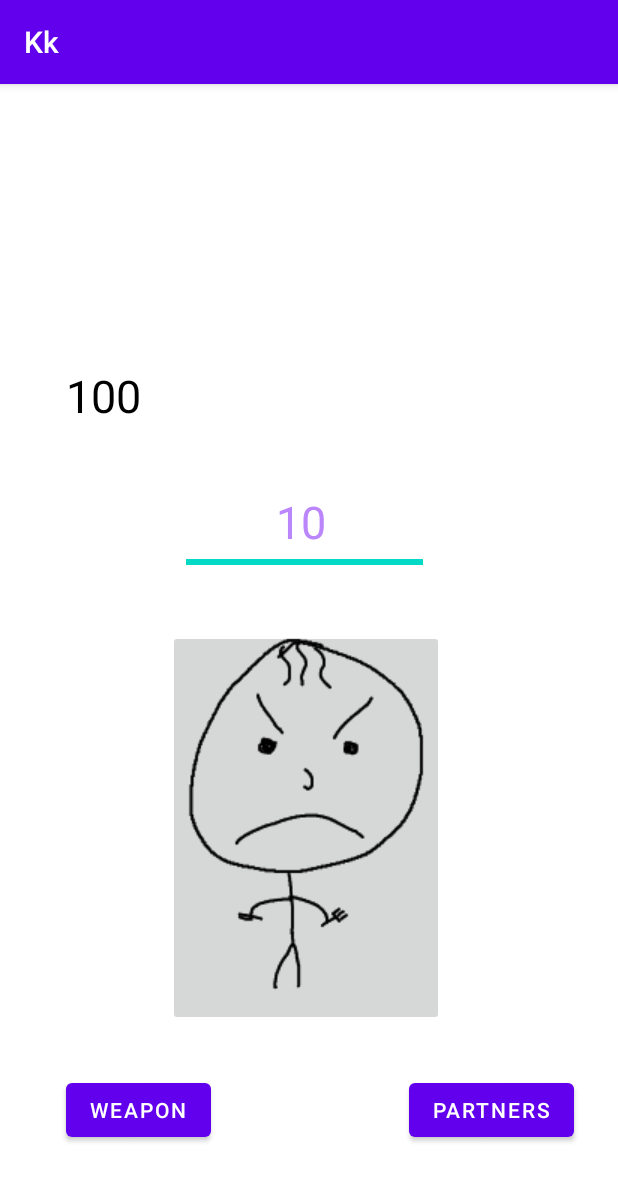
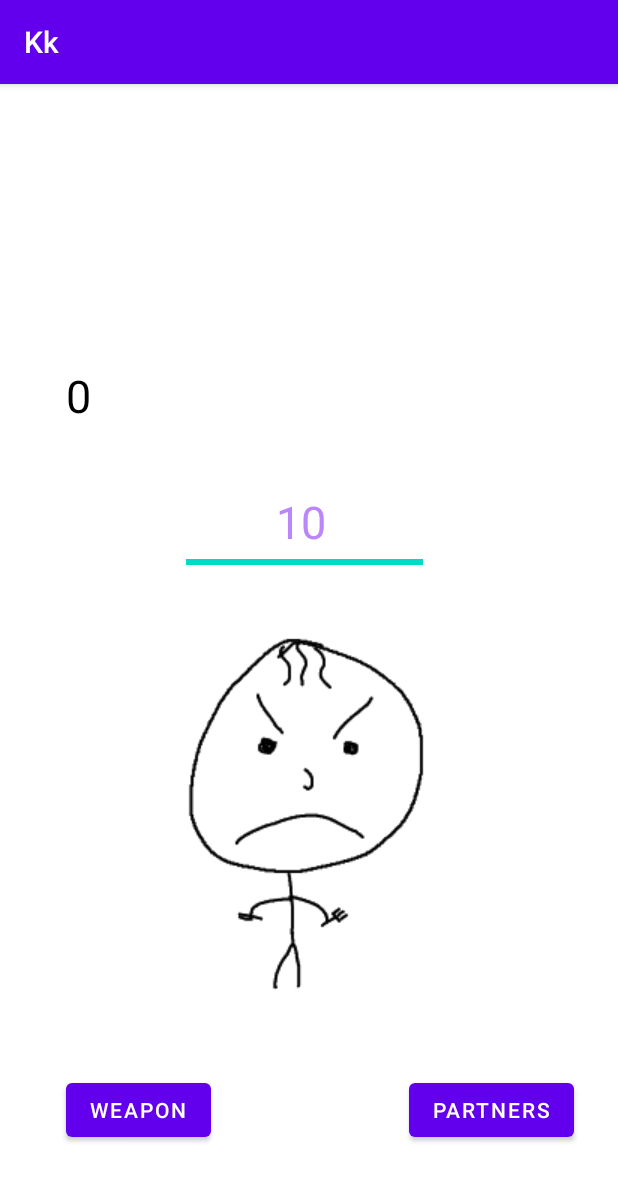
Before and after one commit to moxe228/Kk, an Android app: the screen it shows after launch (MainActivity), on a phone screen of 412 x 824 dp. Shown: the top 1181 px of the screen. Run offline under Robolectric (Android 15) with nearby library versions, the light colour scheme and no system bars.

Commit message:
Initial commit

```diff
--- a/app/src/main/java/com/example/kk/MainActivity.kt
+++ b/app/src/main/java/com/example/kk/MainActivity.kt
@@ -1,42 +1,53 @@
 package com.example.kk
 
+import android.content.Context
 import android.content.Intent
+import android.content.SharedPreferences
 import androidx.appcompat.app.AppCompatActivity
 import android.os.Bundle
 import android.widget.*
-import kotlin.collections.listOf as listOf
 
 public var boss: Int = 0
 public var totalHp: Int = 0
 public var damage: Int = 1
 public var passiveDamage: Int = 0
-public var wallet: Int = 100
+public var wallet: Int = 0
+public var lvl: Int = 0
+
 
 public class MainActivity : AppCompatActivity() {
-
+    var preff: SharedPreferences? = null
 
     override fun onCreate(savedInstanceState: Bundle?) {
         super.onCreate(savedInstanceState)
         setContentView(R.layout.activity_main)
-        val enemyOne = listOf(R.drawable.s, R.drawable.smile, R.drawable.qq)
+        preff = getSharedPreferences("TABLEMA", Context.MODE_PRIVATE)
+        boss = preff?.getInt("boss", 0)!!
+        totalHp = preff?.getInt("totalHp", 0)!!
+        damage = preff?.getInt("damage", 1)!!
+        passiveDamage = preff?.getInt("passiveDamage", 0)!!
+        wallet = preff?.getInt("wallet", 0)!!
+        lvl = preff?.getInt("lvl", 0)!!
+        lastTexture = preff?.getInt("lt", lastTexture)!!
 
         val weapon: Button = findViewById(R.id.weapon)
         val partners: Button = findViewById(R.id.partners)
 
         val money: TextView = findViewById(R.id.money)
         val enemy: ImageButton = findViewById(R.id.enemy)
+
         val Hp: ProgressBar = findViewById(R.id.progressBarHp)
         val stringHp: TextView = findViewById(R.id.stringHp)
 
-
-        money.text = "$wallet"
-
-        passiveDamage(10, 20, 1, 10, enemyOne, enemy, Hp, money, stringHp)
+        hpAndRevard()
+        enemy.setImageResource(lastTexture)
+        passiveDamage(enemy, Hp, money, stringHp)
 
         enemy.setOnClickListener {
+            hpAndRevard()
             stringHp.text = "$totalHp"
             Hp.progress = totalHp
-            onClick(10, 20, 1, 10, damage, enemyOne, enemy, Hp, money, stringHp)
+            onClick(damage, enemy, Hp, money, stringHp)
         }
 
         weapon.setOnClickListener {
@@ -50,4 +61,31 @@ public class MainActivity : AppCompatActivity() {
         }
     }
 
+    private fun saveData() {
+        val editor = preff?.edit()
+        editor?.putInt("boss", boss)
+        editor?.putInt("totalHp", totalHp)
+        editor?.putInt("damage", damage)
+        editor?.putInt("passiveDamage", passiveDamage)
+        editor?.putInt("wallet", wallet)
+        editor?.putInt("lvl", lvl)
+        editor?.putInt("lt", lastTexture)
+        editor?.apply()
+    }
+
+    override fun onDestroy() {
+        super.onDestroy()
+        saveData()
+    }
+
+    override fun onPause() {
+        super.onPause()
+        saveData()
+    }
+
+    fun delAll() {
+        val editor = preff?.edit()
+        editor?.clear()
+        editor?.apply()
+    }
 }
--- a/app/src/main/java/com/example/kk/MainFun.kt
+++ b/app/src/main/java/com/example/kk/MainFun.kt
@@ -6,16 +6,48 @@ import android.widget.ImageButton
 import android.widget.ProgressBar
 import android.widget.TextView
 
-public fun whoNext(list: List<Int>): Int {
-    return list.random()
+private var hpMob = 0
+private var revardMob = 0
+private var hpBoss = 0
+private var revardBoss = 0
+public var lastTexture = 0
+
+public fun whoNext(boss: Boolean): Int{
+    val enemyOne = listOf(R.drawable.s, R.drawable.smile, R.drawable.qq)
+    val enemtTwo = listOf(R.drawable.unnamed)
+    if (!boss) {
+        when{
+            lvl in 0..1 -> return enemyOne.random()
+            lvl in 2..3 -> return enemtTwo.random()
+        }
+    } else {
+        when{
+            lvl in 0..1 -> return R.drawable.boss
+            lvl in 2..3 -> return R.drawable.boss
+        }
+    }
+    return 0
+}
+
+
+public fun hpAndRevard(){
+    when{
+        lvl in 0..1 -> {
+            hpMob = 10
+            hpBoss = 20
+            revardMob = 1
+            revardBoss = 10
+        }
+        lvl in 2..3 -> {
+            hpMob = 15
+            hpBoss = 30
+            revardMob = 2
+            revardBoss = 20
+        }
+    }
 }
 
 public fun passiveDamage(
-    hpMob: Int,
-    hpBoss: Int,
-    revardMob: Int,
-    revardBoss: Int,
-    texturePack: List<Int>,
     enemy: ImageButton,
     Hp: ProgressBar,
     money: TextView,
@@ -24,32 +56,32 @@ public fun passiveDamage(
     val handler = Handler()
     handler.postDelayed(object : Runnable {
         override fun run() {
-            onClick(hpMob, hpBoss, revardMob, revardBoss, getPassiveDamage(), texturePack, enemy, Hp, money, stringHp)
+            hpAndRevard()
+            onClick(getPassiveDamage(), enemy, Hp, money, stringHp)
             handler.postDelayed(this, 1000)
         }
     }, 0)
 }
 
 public fun onClick(
-    hpMob: Int,
-    hpBoss: Int,
-    revardMob: Int,
-    revardBoss: Int,
     damage: Int,
-    texturePack: List<Int>,
     enemy: ImageButton,
     Hp: ProgressBar,
     money: TextView,
     stringHp: TextView
 ) {
+    lastTexture = if(boss == 5) whoNext(true) else whoNext(false)
     if (boss == 5) {
-        fight(damage, hpBoss, revardBoss, Hp, enemy, R.drawable.boss)
-        if (totalHp <= 0) boss = 0
+        fight(damage, hpBoss, revardBoss, Hp, enemy, lastTexture)
+        if (totalHp <= 0) {
+            boss = 0
+            lvl++
+        }
     } else {
-        fight(damage, hpMob, revardMob, Hp, enemy, whoNext(texturePack))
-        if(totalHp <= 0) boss++
+        fight(damage, hpMob, revardMob, Hp, enemy, lastTexture)
+        if (totalHp <= 0) boss++
     }
-    if(totalHp<= 0)money.text = "$wallet"
+    if (totalHp <= 0) money.text = "$wallet"
     Hp.progress = totalHp
     stringHp.text = "$totalHp"
 }
@@ -72,7 +104,8 @@ private fun fight(
     }
 }
 
-public fun getPassiveDamage(): Int{
+
+private fun getPassiveDamage(): Int {
     return passiveDamage
 }
 
--- a/app/src/main/res/layout/activity_main.xml
+++ b/app/src/main/res/layout/activity_main.xml
@@ -6,6 +6,7 @@
         android:layout_width="match_parent"
         android:layout_height="match_parent"
         tools:context=".MainActivity">
+
 
 
     <TextView
@@ -21,6 +22,7 @@
             app:layout_constraintBottom_toBottomOf="parent" android:layout_marginBottom="540dp"/>
     <ImageButton
             android:id="@+id/enemy"
+            android:background="@null"
             android:layout_width="184sp"
             android:layout_height="264sp"
             android:src="@drawable/smile"
```
Also changed, not shown: app/src/main/java/com/example/kk/shopPartners.kt (+28 -0 lines), app/src/main/java/com/example/kk/shopWeapon.kt (+33 -1 lines), app/src/main/res/drawable/unnamed.png (added).
